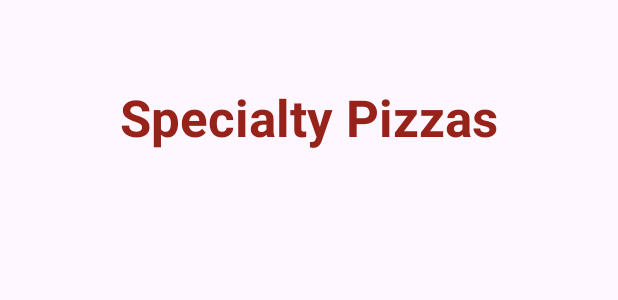
After one commit to deshnadoshi/RUPizzaApp, an Android app: the layout activity_specialty.xml on its own in the app's theme, with its tools: preview values and no code run, on a phone screen of 412 x 824 dp. The commit adds this screen. Shown: the top 300 px of the screen. Run offline under Robolectric (Android 15) with nearby library versions, the phone set to English and light mode, and no system bars.

```diff
--- /dev/null
+++ b/app/src/main/res/layout/activity_specialty.xml
@@ -0,0 +1,24 @@
+<?xml version="1.0" encoding="utf-8"?>
+<androidx.constraintlayout.widget.ConstraintLayout xmlns:android="http://schemas.android.com/apk/res/android"
+    xmlns:app="http://schemas.android.com/apk/res-auto"
+    xmlns:tools="http://schemas.android.com/tools"
+    android:layout_width="match_parent"
+    android:layout_height="match_parent"
+    tools:context=".MainActivity">
+
+    <TextView
+        android:layout_width="wrap_content"
+        android:layout_height="wrap_content"
+        android:fontFamily="sans-serif"
+        android:text="@string/specialty_pizzas"
+        android:textAlignment="center"
+        android:textColor="#97221A"
+        android:textSize="34sp"
+        android:textStyle="bold"
+        app:layout_constraintBottom_toBottomOf="parent"
+        app:layout_constraintEnd_toEndOf="parent"
+        app:layout_constraintStart_toStartOf="parent"
+        app:layout_constraintTop_toTopOf="parent"
+        app:layout_constraintVertical_bias="0.071" />
+
+</androidx.constraintlayout.widget.ConstraintLayout>
```
Also changed, not shown: app/src/main/AndroidManifest.xml (+8 -0 lines), app/src/main/java/com/example/rupizzaapp/MainActivity.java (+28 -0 lines), app/src/main/java/com/example/rupizzaapp/SpecialtyPizzasActivity.java (added, +14 -0 lines), app/src/main/java/com/example/rupizzaapp/StoreOrdersActivity.java (added, +16 -0 lines), app/src/main/res/layout/activity_storeorders.xml (added, +24 -0 lines).
